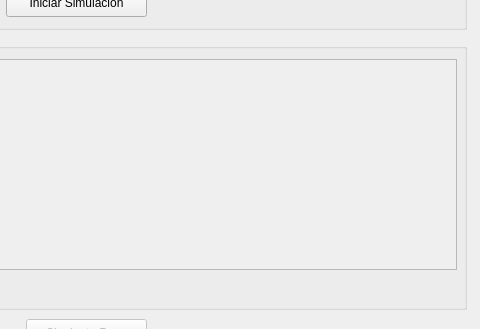
Orbp/EDD_201220165, file Practica1_201220165/mainwindow.ui: the form before one commit; both pictures show x 304 to 784 and y 128 to 457 of the 784 by 564 pixel window.
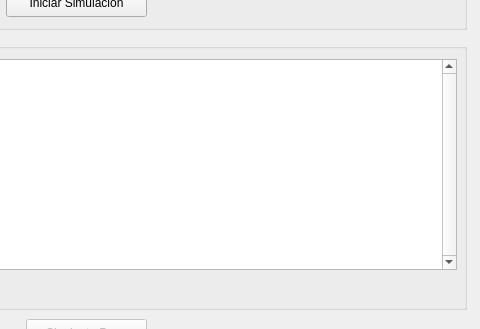
The form after the commit.

```diff
--- a/Practica1_201220165/mainwindow.ui
+++ b/Practica1_201220165/mainwindow.ui
@@ -149,7 +149,7 @@
     </property>
     <widget class="QTextEdit" name="textEdit">
      <property name="enabled">
-      <bool>false</bool>
+      <bool>true</bool>
      </property>
      <property name="geometry">
       <rect>
@@ -159,6 +159,12 @@
        <height>211</height>
       </rect>
      </property>
+     <property name="verticalScrollBarPolicy">
+      <enum>Qt::ScrollBarAlwaysOn</enum>
+     </property>
+     <property name="readOnly">
+      <bool>true</bool>
+     </property>
     </widget>
     <widget class="QLabel" name="label_5">
      <property name="geometry">
```
